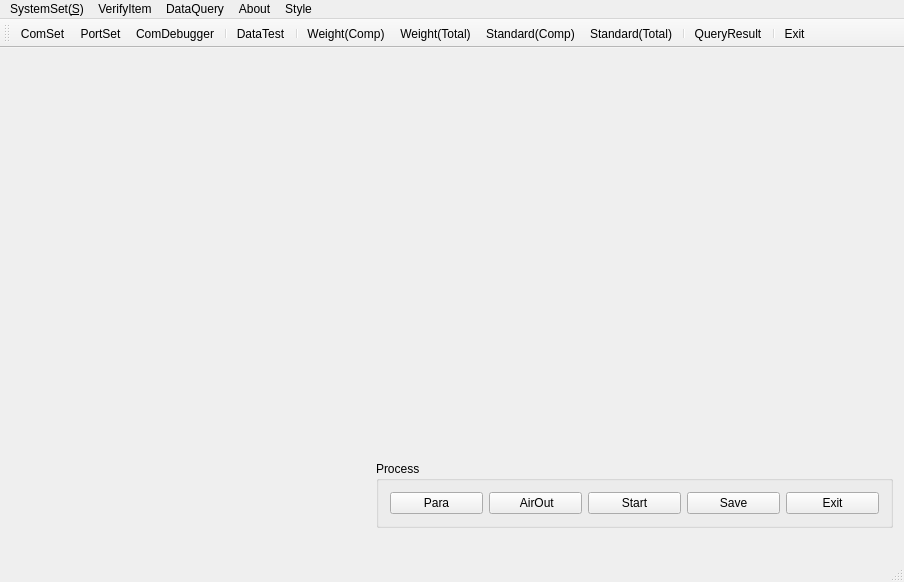
First picture: the form in source/gui/ui/mainform.ui, repository flimmy78/qtverify, before the edit.
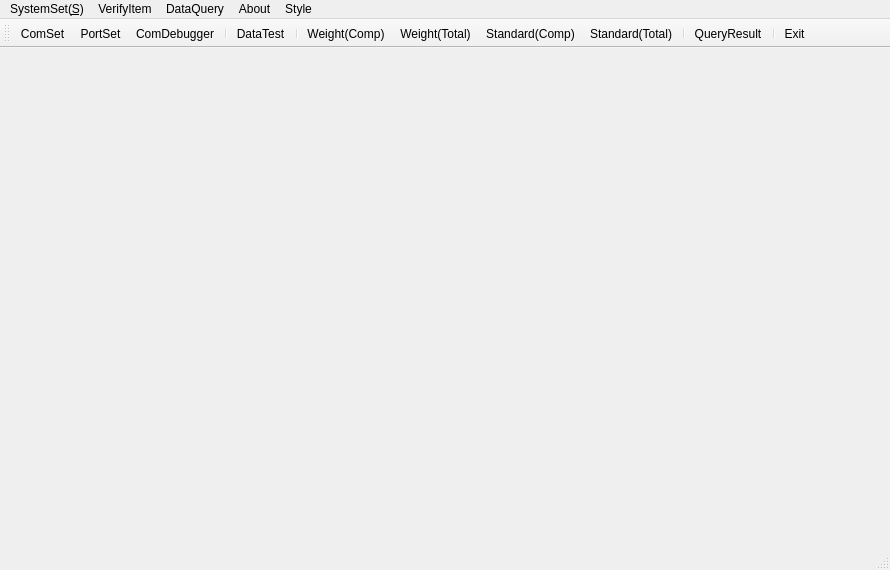
Second picture: the form after the edit. Icons and pictures are not drawn. Custom widgets are drawn as their Qt base class.

Commit message: 删除mainform中用来测试的自定义控件

Diff of the .ui file:
```diff
--- a/source/gui/ui/mainform.ui
+++ b/source/gui/ui/mainform.ui
@@ -6,70 +6,14 @@
    <rect>
     <x>0</x>
     <y>0</y>
-    <width>904</width>
-    <height>582</height>
+    <width>890</width>
+    <height>570</height>
    </rect>
   </property>
   <property name="windowTitle">
    <string>Verification</string>
   </property>
   <widget class="QWidget" name="centralWidget">
-   <widget class="QGroupBox" name="groupBox_5">
-    <property name="geometry">
-     <rect>
-      <x>376</x>
-      <y>413</y>
-      <width>517</width>
-      <height>67</height>
-     </rect>
-    </property>
-    <property name="sizePolicy">
-     <sizepolicy hsizetype="Preferred" vsizetype="Fixed">
-      <horstretch>0</horstretch>
-      <verstretch>0</verstretch>
-     </sizepolicy>
-    </property>
-    <property name="title">
-     <string>Process</string>
-    </property>
-    <layout class="QGridLayout" name="gridLayout">
-     <item row="0" column="0">
-      <widget class="QPushButton" name="btnPara">
-       <property name="text">
-        <string>Para</string>
-       </property>
-      </widget>
-     </item>
-     <item row="0" column="1">
-      <widget class="QPushButton" name="btnAirOut">
-       <property name="text">
-        <string> AirOut</string>
-       </property>
-      </widget>
-     </item>
-     <item row="0" column="2">
-      <widget class="QPushButton" name="btnStart">
-       <property name="text">
-        <string>Start</string>
-       </property>
-      </widget>
-     </item>
-     <item row="0" column="3">
-      <widget class="QPushButton" name="btnSave">
-       <property name="text">
-        <string>Save</string>
-       </property>
-      </widget>
-     </item>
-     <item row="0" column="4">
-      <widget class="QPushButton" name="btnExit">
-       <property name="text">
-        <string>Exit</string>
-       </property>
-      </widget>
-     </item>
-    </layout>
-   </widget>
    <widget class="QLabel" name="label">
     <property name="geometry">
      <rect>
@@ -89,49 +33,13 @@
      <set>Qt::AlignCenter</set>
     </property>
    </widget>
-   <widget class="ComSetWidget" name="comSetWidget">
-    <property name="geometry">
-     <rect>
-      <x>30</x>
-      <y>11</y>
-      <width>381</width>
-      <height>321</height>
-     </rect>
-    </property>
-   </widget>
-   <widget class="LaLineEdit" name="laLineEdit">
-    <property name="geometry">
-     <rect>
-      <x>460</x>
-      <y>20</y>
-      <width>303</width>
-      <height>71</height>
-     </rect>
-    </property>
-   </widget>
-   <widget class="AnalogClock" name="analogClock">
-    <property name="geometry">
-     <rect>
-      <x>490</x>
-      <y>120</y>
-      <width>251</width>
-      <height>201</height>
-     </rect>
-    </property>
-    <property name="toolTip">
-     <string>The current time</string>
-    </property>
-    <property name="whatsThis">
-     <string>The analog clock widget displays the current time.</string>
-    </property>
-   </widget>
   </widget>
   <widget class="QMenuBar" name="menuBar">
    <property name="geometry">
     <rect>
      <x>0</x>
      <y>0</y>
-     <width>904</width>
+     <width>890</width>
      <height>26</height>
     </rect>
    </property>
@@ -406,27 +314,6 @@
   </action>
  </widget>
  <layoutdefault spacing="6" margin="11"/>
- <customwidgets>
-  <customwidget>
-   <class>ComSetWidget</class>
-   <extends>QWidget</extends>
-   <header>comsetwidget.h</header>
-  </customwidget>
-  <customwidget>
-   <class>AnalogClock</class>
-   <extends>QWidget</extends>
-   <header>analogclock.h</header>
-  </customwidget>
-  <customwidget>
-   <class>LaLineEdit</class>
-   <extends>QWidget</extends>
-   <header>lalineedit.h</header>
-  </customwidget>
- </customwidgets>
- <tabstops>
-  <tabstop>btnSave</tabstop>
-  <tabstop>btnExit</tabstop>
- </tabstops>
  <resources>
   <include location="../qtverify.qrc"/>
  </resources>
```
The commit also changes 5 other files.
